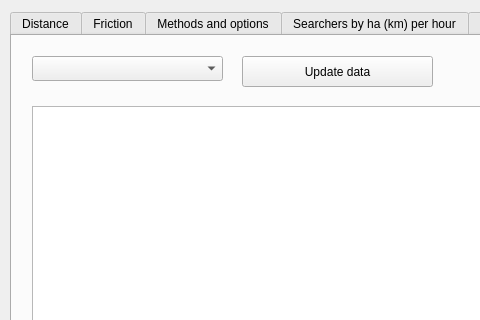
ruz76/qgis_patrac_3, file ui/settings.ui: the form before one commit; both pictures show x 0 to 480 and y 0 to 320 of the 932 by 730 pixel window.
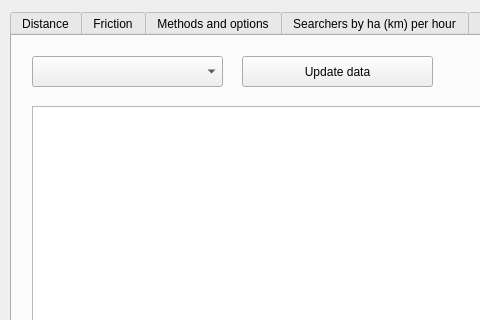
The form after the commit.

```diff
--- a/ui/settings.ui
+++ b/ui/settings.ui
@@ -734,7 +734,7 @@
        <x>20</x>
        <y>20</y>
        <width>191</width>
-       <height>25</height>
+       <height>31</height>
       </rect>
      </property>
     </widget>
```
